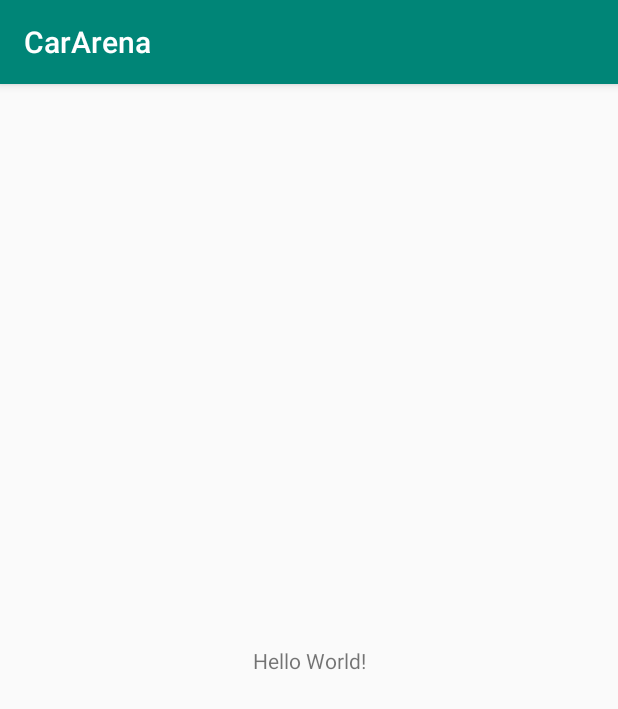
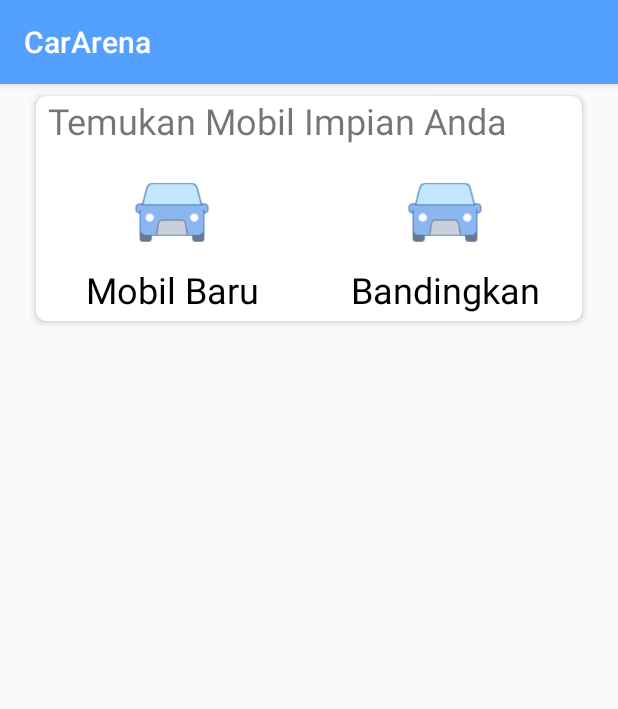
Before and after one commit to ikaru19/CarArena, an Android app: the screen it shows after launch (MainActivity), on a phone screen of 412 x 824 dp. Shown: the top 709 px of the screen. Run offline under Robolectric (Android 15) with nearby library versions, the phone set to English and light mode, and no system bars.

Commit message:
add main

```diff
--- a/app/build.gradle
+++ b/app/build.gradle
@@ -25,11 +25,12 @@ android {
 
 dependencies {
     implementation fileTree(dir: 'libs', include: ['*.jar'])
-    implementation"org.jetbrains.kotlin:kotlin-stdlib-jdk7:$kotlin_version"
+    implementation "org.jetbrains.kotlin:kotlin-stdlib-jdk7:$kotlin_version"
     implementation 'androidx.appcompat:appcompat:1.0.2'
     implementation 'androidx.core:core-ktx:1.0.2'
     implementation 'androidx.constraintlayout:constraintlayout:1.1.3'
     testImplementation 'junit:junit:4.12'
     androidTestImplementation 'androidx.test:runner:1.1.1'
     androidTestImplementation 'androidx.test.espresso:espresso-core:3.1.1'
+    implementation 'androidx.cardview:cardview:1.0.0'
 }
--- a/app/src/main/AndroidManifest.xml
+++ b/app/src/main/AndroidManifest.xml
@@ -9,13 +9,16 @@
         android:roundIcon="@mipmap/ic_launcher_round"
         android:supportsRtl="true"
         android:theme="@style/AppTheme">
-        <activity android:name=".MainActivity">
+        <activity android:name=".activities.SplashActivity">
             <intent-filter>
                 <action android:name="android.intent.action.MAIN" />
 
                 <category android:name="android.intent.category.LAUNCHER" />
             </intent-filter>
         </activity>
+        <activity android:name=".MainActivity">
+
+        </activity>
     </application>
 
 </manifest>
--- /dev/null
+++ b/app/src/main/java/com/ikaru/cararena/activities/SplashActivity.kt
@@ -0,0 +1,28 @@
+package com.ikaru.cararena.activities
+
+import android.content.Intent
+import androidx.appcompat.app.AppCompatActivity
+import android.os.Bundle
+import android.os.Handler
+import com.ikaru.cararena.MainActivity
+import com.ikaru.cararena.R
+
+class SplashActivity : AppCompatActivity() {
+
+    private val SPLASH_TIME_OUT:Long=3000 // 3 sec
+
+    override fun onCreate(savedInstanceState: Bundle?) {
+        super.onCreate(savedInstanceState)
+        setContentView(R.layout.activity_splash)
+
+        Handler().postDelayed({
+            // This method will be executed once the timer is over
+            // Start your app main activity
+
+            startActivity(Intent(this, MainActivity::class.java))
+
+            // close this activity
+            finish()
+        }, SPLASH_TIME_OUT)
+    }
+}
--- a/app/src/main/res/layout/activity_main.xml
+++ b/app/src/main/res/layout/activity_main.xml
@@ -6,13 +6,109 @@
     android:layout_height="match_parent"
     tools:context=".MainActivity">
 
-    <TextView
-        android:layout_width="wrap_content"
-        android:layout_height="wrap_content"
-        android:text="Hello World!"
-        app:layout_constraintBottom_toBottomOf="parent"
-        app:layout_constraintLeft_toLeftOf="parent"
-        app:layout_constraintRight_toRightOf="parent"
-        app:layout_constraintTop_toTopOf="parent" />
+    <androidx.cardview.widget.CardView
+        android:id="@+id/menu_tebu"
+        android:layout_width="0dp"
+        android:layout_height="150dp"
+        android:layout_marginStart="24dp"
+        android:layout_marginLeft="24dp"
+        android:layout_marginTop="8dp"
+        android:layout_marginEnd="24dp"
+        android:layout_marginRight="24dp"
+        app:cardCornerRadius="7dp"
+        app:cardElevation="3dp"
+        app:layout_constraintEnd_toEndOf="parent"
+        app:layout_constraintStart_toStartOf="parent"
+        app:layout_constraintTop_toTopOf="parent">
+
+        <LinearLayout
+            android:layout_width="match_parent"
+            android:layout_height="match_parent"
+            android:orientation="vertical"
+            android:weightSum="5">
+
+            <LinearLayout
+                android:layout_width="match_parent"
+                android:layout_height="wrap_content"
+                android:orientation="vertical"
+                >
+
+                <TextView
+                    android:layout_width="match_parent"
+                    android:layout_height="wrap_content"
+                    android:layout_marginLeft="8dp"
+                    android:text="Temukan Mobil Impian Anda"
+                    android:textSize="24dp" />
+            </LinearLayout>
+
+            <LinearLayout
+                android:layout_width="match_parent"
+                android:layout_height="match_parent"
+                android:orientation="horizontal"
+                android:layout_weight="3"
+                android:weightSum="4">
+
+                <LinearLayout
+                    android:layout_width="match_parent"
+                    android:layout_height="match_parent"
+                    android:layout_weight="2"
+                    android:background="#FFFFFF"
+                    android:gravity="center"
+                    android:orientation="vertical"
+                    android:padding="18dp">
+
+                    <ImageView
+                        android:id="@+id/imageView3"
+                        android:layout_width="wrap_content"
+                        android:layout_height="wrap_content"
+                        android:layout_weight="1"
+                        app:srcCompat="@drawable/car_logo"
+                        tools:srcCompat="@drawable/car_logo" />
+
+                    <TextView
+                        android:layout_width="wrap_content"
+                        android:layout_height="wrap_content"
+                        android:layout_marginTop="8dp"
+                        android:fontFamily="sans-serif"
+                        android:gravity="center"
+                        android:text="Mobil Baru"
+                        android:textColor="#000000"
+                        android:textSize="24sp" />
+                </LinearLayout>
+
+
+                <LinearLayout
+                    android:layout_width="match_parent"
+                    android:layout_height="match_parent"
+                    android:layout_weight="2"
+                    android:background="#FFFFFF"
+                    android:gravity="center"
+                    android:orientation="vertical"
+                    android:padding="18dp">
+
+                    <ImageView
+                        android:id="@+id/imageView2"
+                        android:layout_width="wrap_content"
+                        android:layout_height="wrap_content"
+                        android:layout_weight="1"
+                        app:srcCompat="@drawable/car_logo"
+                        tools:srcCompat="@drawable/car_logo" />
+
+                    <TextView
+                        android:layout_width="wrap_content"
+                        android:layout_height="wrap_content"
+                        android:layout_marginTop="8dp"
+                        android:fontFamily="sans-serif"
+                        android:gravity="center"
+                        android:text="Bandingkan"
+                        android:textColor="#000000"
+                        android:textSize="24sp" />
+                </LinearLayout>
+
+
+            </LinearLayout>
+        </LinearLayout>
+    </androidx.cardview.widget.CardView>
+
 
 </androidx.constraintlayout.widget.ConstraintLayout>
--- /dev/null
+++ b/app/src/main/res/layout/activity_splash.xml
@@ -0,0 +1,34 @@
+<?xml version="1.0" encoding="utf-8"?>
+<androidx.constraintlayout.widget.ConstraintLayout xmlns:android="http://schemas.android.com/apk/res/android"
+    xmlns:app="http://schemas.android.com/apk/res-auto"
+    xmlns:tools="http://schemas.android.com/tools"
+    android:layout_width="match_parent"
+    android:layout_height="match_parent"
+    tools:context=".activities.SplashActivity">
+
+    <ImageView
+        android:id="@+id/iv_logo_splash"
+        android:layout_width="wrap_content"
+        android:layout_height="wrap_content"
+        app:layout_constraintBottom_toBottomOf="parent"
+        app:layout_constraintEnd_toEndOf="parent"
+        app:layout_constraintStart_toStartOf="parent"
+        app:layout_constraintTop_toTopOf="parent"
+        app:srcCompat="@drawable/car_logo" />
+
+
+    <ProgressBar
+        android:id="@+id/pBar"
+        style="@style/Widget.AppCompat.ProgressBar"
+        android:layout_width="wrap_content"
+        android:layout_height="wrap_content"
+        android:layout_gravity="center_horizontal"
+        android:layout_marginBottom="8dp"
+        android:theme="@style/ProgressItem"
+        app:layout_constraintBottom_toBottomOf="parent"
+        app:layout_constraintEnd_toEndOf="parent"
+        app:layout_constraintStart_toStartOf="parent"
+        app:layout_constraintTop_toBottomOf="@+id/iv_logo_splash"
+        app:layout_constraintVertical_bias="0.75" />
+
+</androidx.constraintlayout.widget.ConstraintLayout>
--- a/app/src/main/res/values/colors.xml
+++ b/app/src/main/res/values/colors.xml
@@ -1,6 +1,6 @@
 <?xml version="1.0" encoding="utf-8"?>
 <resources>
-    <color name="colorPrimary">#008577</color>
-    <color name="colorPrimaryDark">#00574B</color>
-    <color name="colorAccent">#D81B60</color>
+    <color name="colorPrimary">#54a0ff</color>
+    <color name="colorPrimaryDark">#2e86de</color>
+    <color name="colorAccent">#ee5253</color>
 </resources>
--- a/app/src/main/res/values/styles.xml
+++ b/app/src/main/res/values/styles.xml
@@ -8,4 +8,8 @@
         <item name="colorAccent">@color/colorAccent</item>
     </style>
 
+    <style name="ProgressItem" parent="Theme.AppCompat.Light.DarkActionBar">
+        <item name="colorAccent">@color/colorAccent</item>
+    </style>
+
 </resources>
```
Also changed, not shown: app/src/main/res/drawable/car_logo.png (added).
